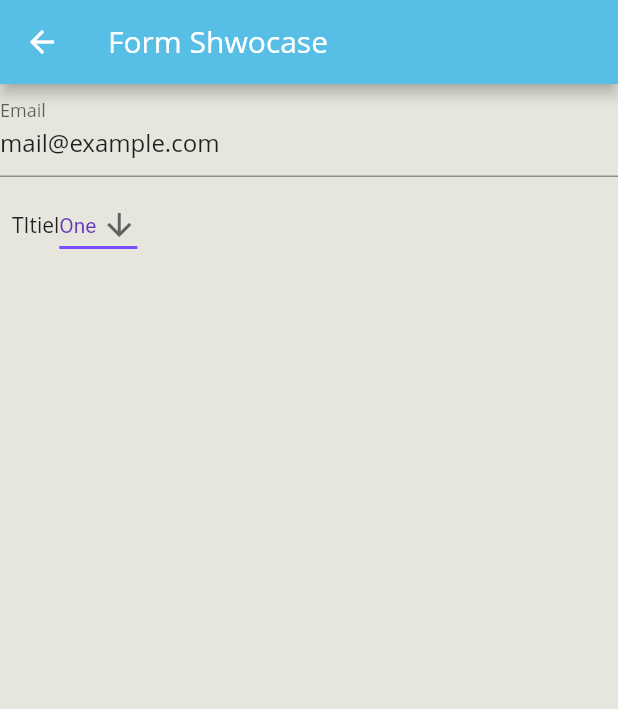
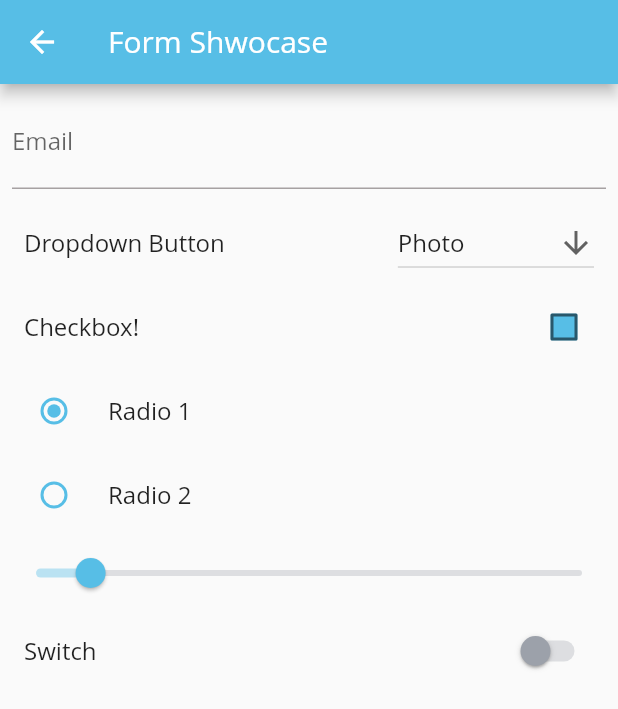
Before and after one commit to cr-crme/crcrme_material_theme, a Flutter app: the screen it shows after launch, after a tap on "Navigate to form showcase :)", on a phone screen of 412 x 824 dp. Shown: the top 709 px of the screen. Run offline on Flutter 3.47's test engine with Material 2 defaults, Android fonts, the phone set to English and light mode, and no system bars; Roboto replaces fonts that are missing (Open Sans).

Commit message:
Finished theme for all inputs.

```diff
--- a/lib/main.dart
+++ b/lib/main.dart
@@ -1,8 +1,8 @@
-import 'package:crcrme_flutter_template/screens/form_showcase.dart';
+import 'package:crcrme_flutter_template/screens/input_showcase.dart';
+import 'package:crcrme_flutter_template/screens/button_showcase.dart';
 import 'package:flutter/material.dart';
 
-import 'test_theme.dart';
-import './screens/buttons_showcase.dart';
+import 'theme.dart';
 
 void main() {
   runApp(const MyApp());
@@ -16,10 +16,10 @@ class MyApp extends StatelessWidget {
     return MaterialApp(
       title: 'CR-CRME theme',
       theme: theme,
-      initialRoute: ButtonsShowcase.routeName,
+      initialRoute: ButtonShowcase.routeName,
       routes: {
-        ButtonsShowcase.routeName: (context) => const ButtonsShowcase(),
-        FormShowcase.routeName: (context) => const FormShowcase(),
+        ButtonShowcase.routeName: (context) => const ButtonShowcase(),
+        InputShowcase.routeName: (context) => const InputShowcase(),
       },
     );
   }
--- a/lib/screens/buttons_showcase.dart
+++ b/lib/screens/button_showcase.dart
@@ -1,8 +1,8 @@
-import 'package:crcrme_flutter_template/screens/form_showcase.dart';
+import 'package:crcrme_flutter_template/screens/input_showcase.dart';
 import 'package:flutter/material.dart';
 
-class ButtonsShowcase extends StatelessWidget {
-  const ButtonsShowcase({Key? key}) : super(key: key);
+class ButtonShowcase extends StatelessWidget {
+  const ButtonShowcase({Key? key}) : super(key: key);
 
   static const routeName = '/buttons-showcase';
 
@@ -12,6 +12,10 @@ class ButtonsShowcase extends StatelessWidget {
       appBar: AppBar(
         title: const Text('Button showcase'),
       ),
+      drawer: Drawer(
+          child: Column(
+        children: const [Text("data"), Text("data")],
+      )),
       body: Center(
         child: Column(
           mainAxisAlignment: MainAxisAlignment.center,
@@ -35,7 +39,7 @@ class ButtonsShowcase extends StatelessWidget {
               padding: const EdgeInsets.all(8.0),
               child: TextButton(
                   onPressed: () {
-                    Navigator.pushNamed(context, FormShowcase.routeName);
+                    Navigator.pushNamed(context, InputShowcase.routeName);
                   },
                   child: const Text("Navigate to form showcase :)")),
             ),
--- a/lib/screens/form_showcase.dart
+++ /dev/null
@@ -1,65 +0,0 @@
-import 'package:flutter/material.dart';
-
-class FormShowcase extends StatefulWidget {
-  const FormShowcase({Key? key}) : super(key: key);
-
-  static const routeName = '/form-showcase';
-
-  @override
-  State<FormShowcase> createState() => _FormShowcaseState();
-}
-
-class _FormShowcaseState extends State<FormShowcase> {
-  final _formKey = GlobalKey<FormState>();
-
-  String dropdownValue = "One";
-
-  @override
-  Widget build(BuildContext context) {
-    return (Scaffold(
-      appBar: AppBar(title: const Text("Form Shwocase")),
-      body: Center(
-        child: Form(
-            key: _formKey,
-            child: Column(
-              children: [
-                TextFormField(
-                  decoration: const InputDecoration(labelText: "Email"),
-                  initialValue: "mail@example.com",
-                ),
-                Padding(
-                  padding: const EdgeInsets.all(8.0),
-                  child: Row(
-                    children: [
-                      const Text("TItiel"),
-                      DropdownButton<String>(
-                        value: dropdownValue,
-                        icon: const Icon(Icons.arrow_downward),
-                        elevation: 16,
-                        style: const TextStyle(color: Colors.deepPurple),
-                        underline: Container(
-                          height: 2,
-                          color: Colors.deepPurpleAccent,
-                        ),
-                        onChanged: (String? newValue) {
-                          setState(() {
-                            dropdownValue = newValue!;
-                          });
-                        },
-                        items: <String>['One', 'Two', 'Free', 'Four']
-                            .map<DropdownMenuItem<String>>((String value) {
-                          return DropdownMenuItem<String>(
-                            value: value,
-                            child: Text(value),
-                          );
-                        }).toList(),
-                      ),
-                    ],
-                  ),
-                )
-              ],
-            )),
-      ),
-    ));
-  }
-}
--- /dev/null
+++ b/lib/screens/input_showcase.dart
@@ -0,0 +1,105 @@
+import 'package:flutter/material.dart';
+
+class InputShowcase extends StatefulWidget {
+  const InputShowcase({Key? key}) : super(key: key);
+
+  static const routeName = '/form-showcase';
+
+  @override
+  State<InputShowcase> createState() => _InputShowcaseState();
+}
+
+class _InputShowcaseState extends State<InputShowcase> {
+  final _formKey = GlobalKey<FormState>();
+
+  String dropdownValue = "Photo";
+  bool? isChecked = false;
+  bool? radio = false;
+  double slider = 10;
+  bool switchh = false;
+
+  @override
+  Widget build(BuildContext context) {
+    return (Scaffold(
+      appBar: AppBar(title: const Text("Form Shwocase")),
+      body: Center(
+        child: Form(
+            key: _formKey,
+            child: Column(
+              children: [
+                Padding(
+                  padding: const EdgeInsets.all(8.0),
+                  child: TextFormField(
+                    decoration: const InputDecoration(labelText: "Email"),
+                  ),
+                ),
+                ListTile(
+                  title: const Text("Dropdown Button"),
+                  trailing: DropdownButton<String>(
+                    value: dropdownValue,
+                    icon: const Icon(Icons.arrow_downward),
+                    elevation: 16,
+                    onChanged: (String? newValue) {
+                      setState(() {
+                        dropdownValue = newValue!;
+                      });
+                    },
+                    items: <String>['Photo', 'Texte', 'Photo et Texte']
+                        .map<DropdownMenuItem<String>>((String value) {
+                      return DropdownMenuItem<String>(
+                        value: value,
+                        child: Text(value),
+                      );
+                    }).toList(),
+                  ),
+                ),
+                CheckboxListTile(
+                    title: const Text("Checkbox!"),
+                    value: isChecked,
+                    onChanged: (bool? v) {
+                      setState(() {
+                        isChecked = v;
+                      });
+                    }),
+                RadioListTile(
+                    title: const Text("Radio 1"),
+                    value: false,
+                    groupValue: radio,
+                    onChanged: (bool? v) {
+                      setState(() {
+                        radio = v;
+                      });
+                    }),
+                RadioListTile(
+                    title: const Text("Radio 2"),
+                    value: true,
+                    groupValue: radio,
+                    onChanged: (bool? v) {
+                      setState(() {
+                        radio = v;
+                      });
+                    }),
+                Slider(
+                  value: slider,
+                  onChanged: (double v) {
+                    setState(() {
+                      slider = v;
+                    });
+                  },
+                  min: 0,
+                  max: 100,
+                ),
+                SwitchListTile(
+                    title: const Text("Switch"),
+                    value: switchh,
+                    onChanged: (bool v) {
+                      setState(() {
+                        switchh = v;
+                      });
+                    }),
+              ],
+            )),
+      ),
+    ));
+  }
+}
--- a/lib/test_theme.dart
+++ /dev/null
@@ -1,57 +0,0 @@
-import 'package:flutter/material.dart';
-
-const Color white = Color(0xFFFFFFFF);
-const Color black = Color(0xFF1c0f13);
-const Color gray = Color(0xFF3D424A);
-const Color blue = Color(0xFF57BEE6);
-const Color red = Color(0xFFFEAE49);
-const Color silver = Color(0xFF1E1E2A);
-const Color withee = Color(0xFFE6E5DE);
-
-ThemeData get theme {
-  return ThemeData(
-      fontFamily: "Open Sans",
-      brightness: Brightness.light,
-      colorScheme: const ColorScheme.light(
-          primary: blue, secondary: red, background: white, outline: blue),
-      scaffoldBackgroundColor: withee,
-      elevatedButtonTheme: ElevatedButtonThemeData(
-          style: ButtonStyle(
-              textStyle:
-                  MaterialStateProperty.all(const TextStyle(fontSize: 20)),
-              foregroundColor: MaterialStateProperty.all(white),
-              backgroundColor: MaterialStateProperty.all(red),
-              shape: MaterialStateProperty.all(RoundedRectangleBorder(
-                  borderRadius: BorderRadius.circular(12))),
-              minimumSize: MaterialStateProperty.all(const Size(60, 60)),
-              maximumSize: MaterialStateProperty.all(const Size(350, 60)),
-              padding: MaterialStateProperty.all(
-                  const EdgeInsets.symmetric(horizontal: 40)),
-              elevation: MaterialStateProperty.all(4))),
-      textButtonTheme: TextButtonThemeData(
-          style: ButtonStyle(
-              foregroundColor: MaterialStateProperty.all(white),
-              backgroundColor: MaterialStateProperty.all(blue),
-              shape: MaterialStateProperty.all(RoundedRectangleBorder(
-                  borderRadius: BorderRadius.circular(8))),
-              minimumSize: MaterialStateProperty.all(const Size(40, 40)),
-              maximumSize: MaterialStateProperty.all(const Size(250, 40)),
-              padding: MaterialStateProperty.all(
-                  const EdgeInsets.symmetric(horizontal: 20)),
-              elevation: MaterialStateProperty.all(2))),
-      outlinedButtonTheme: OutlinedButtonThemeData(
-          style: ButtonStyle(
-              foregroundColor: MaterialStateProperty.all(blue),
-              backgroundColor: MaterialStateProperty.all(blue.withAlpha(10)),
-              shape: MaterialStateProperty.all(RoundedRectangleBorder(
-                  borderRadius: BorderRadius.circular(8))),
-              side: MaterialStateProperty.all(
-                  const BorderSide(color: blue, width: 2)),
-              minimumSize: MaterialStateProperty.all(const Size(40, 40)),
-              maximumSize: MaterialStateProperty.all(const Size(250, 40)),
-              padding: MaterialStateProperty.all(
-                  const EdgeInsets.symmetric(horizontal: 20)),
-              elevation: MaterialStateProperty.all(0))),
-      floatingActionButtonTheme:
-          const FloatingActionButtonThemeData(foregroundColor: white));
-}
--- /dev/null
+++ b/lib/theme.dart
@@ -0,0 +1,85 @@
+import 'package:flutter/material.dart';
+
+const Color white = Color(0xFFFFFFFF);
+const Color black = Color(0xFF1c0f13);
+const Color gray = Color(0xFF3D424A);
+const Color disabled = Color(0xFF9CA1AA);
+const Color blue = Color(0xFF57BEE6);
+const Color orange = Color(0xFFFEAE49);
+const Color background = Color(0xFFFAFAFA);
+const Color error = Color(0xFFF02010);
+
+ThemeData get theme {
+  return ThemeData(
+    fontFamily: "Open Sans",
+    brightness: Brightness.light,
+    colorScheme: const ColorScheme(
+        brightness: Brightness.light,
+        primary: blue,
+        onPrimary: white,
+        secondary: orange,
+        onSecondary: white,
+        error: error,
+        onError: white,
+        background: background,
+        onBackground: black,
+        surface: blue,
+        onSurface: black),
+    scaffoldBackgroundColor: background,
+    checkboxTheme: CheckboxThemeData(
+        checkColor: MaterialStateProperty.all(white),
+        fillColor: MaterialStateProperty.all(blue)),
+    radioTheme: RadioThemeData(fillColor: MaterialStateProperty.all(blue)),
+    switchTheme: SwitchThemeData(
+      thumbColor: MaterialStateProperty.resolveWith((states) =>
+          states.contains(MaterialState.selected) ? blue : disabled),
+      trackColor: MaterialStateProperty.resolveWith((states) =>
+          states.contains(MaterialState.selected)
+              ? blue.withAlpha(100)
+              : disabled.withAlpha(80)),
+    ),
+    sliderTheme: SliderThemeData(
+        thumbColor: blue,
+        activeTrackColor: blue.withAlpha(100),
+        inactiveTrackColor: disabled.withAlpha(80)),
+    elevatedButtonTheme: ElevatedButtonThemeData(
+        style: ButtonStyle(
+            textStyle: MaterialStateProperty.all(const TextStyle(fontSize: 20)),
+            foregroundColor: MaterialStateProperty.all(white),
+            backgroundColor: MaterialStateProperty.all(orange),
+            shape: MaterialStateProperty.all(RoundedRectangleBorder(
+                borderRadius: BorderRadius.circular(12))),
+            minimumSize: MaterialStateProperty.all(const Size(60, 60)),
+            maximumSize: MaterialStateProperty.all(const Size(350, 60)),
+            padding: MaterialStateProperty.all(
+                const EdgeInsets.symmetric(horizontal: 40)),
+            elevation: MaterialStateProperty.all(4))),
+    textButtonTheme: TextButtonThemeData(
+        style: ButtonStyle(
+      foregroundColor: MaterialStateProperty.all(white),
+      backgroundColor: MaterialStateProperty.all(blue),
+      shape: MaterialStateProperty.all(
+          RoundedRectangleBorder(borderRadius: BorderRadius.circular(8))),
+      minimumSize: MaterialStateProperty.all(const Size(40, 40)),
+      maximumSize: MaterialStateProperty.all(const Size(250, 40)),
+      padding:
+          MaterialStateProperty.all(const EdgeInsets.symmetric(horizontal: 20)),
+      elevation: MaterialStateProperty.all(2),
+    )),
+    outlinedButtonTheme: OutlinedButtonThemeData(
+        style: ButtonStyle(
+            foregroundColor: MaterialStateProperty.all(blue),
+            backgroundColor: MaterialStateProperty.all(blue.withAlpha(15)),
+            shape: MaterialStateProperty.all(
+                RoundedRectangleBorder(borderRadius: BorderRadius.circular(8))),
+            side: MaterialStateProperty.all(
+                const BorderSide(color: blue, width: 2)),
+            minimumSize: MaterialStateProperty.all(const Size(40, 45)),
+            maximumSize: MaterialStateProperty.all(const Size(250, 45)),
+            padding: MaterialStateProperty.all(
+                const EdgeInsets.symmetric(horizontal: 20)),
+            elevation: MaterialStateProperty.all(0))),
+    floatingActionButtonTheme:
+        const FloatingActionButtonThemeData(foregroundColor: white),
+  );
+}
```
Also changed, not shown: lib/figma_theme.dart (renamed from lib/main_theme.dart).
